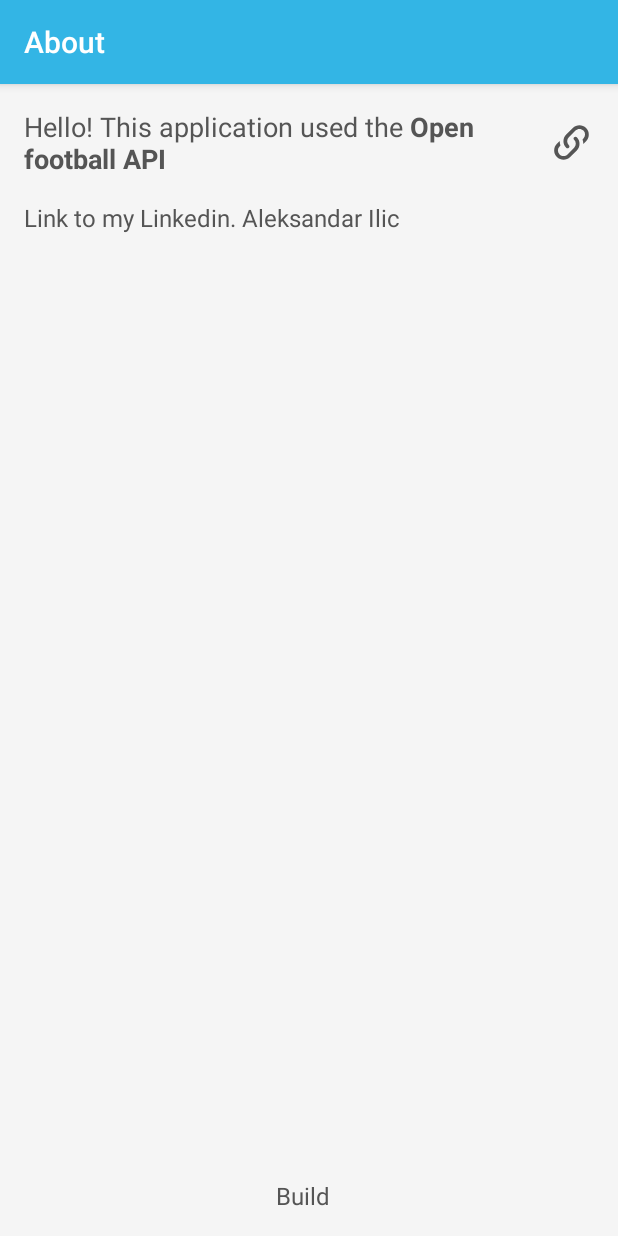
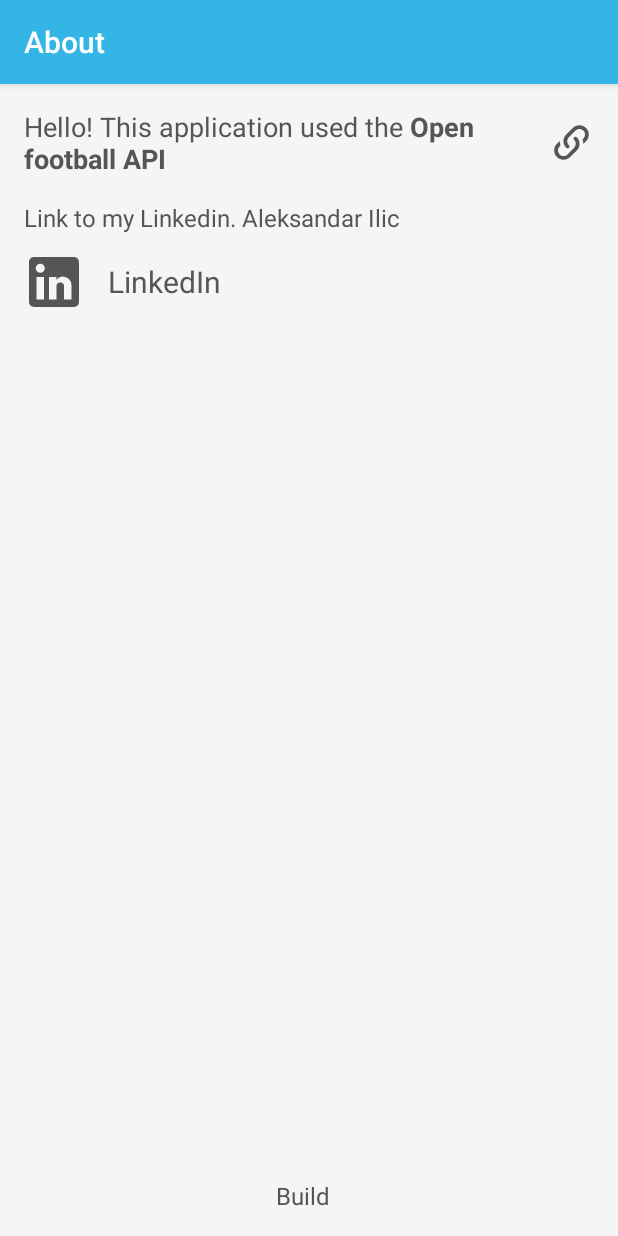
Before and after one commit to acailic/LeagueReporter, an Android app: the fragment FragmentAbout placed in its activity, on a phone screen of 412 x 824 dp. Run offline under Robolectric (Android 15) with nearby library versions, the phone set to English and light mode, and no system bars.

Commit message:
Fix bug on about. New apk files.

```diff
--- a/mobile/src/main/res/layout-land/fragment_about.xml
+++ b/mobile/src/main/res/layout-land/fragment_about.xml
@@ -1,6 +1,5 @@
 <?xml version="1.0" encoding="utf-8"?>
 <RelativeLayout
-	xmlns:ads="http://schemas.android.com/apk/res-auto"
 	xmlns:android="http://schemas.android.com/apk/res/android"
 	xmlns:tools="http://schemas.android.com/tools"
 	android:layout_width="match_parent"
@@ -83,7 +82,6 @@
 			android:layout_width="wrap_content"
 			android:layout_height="wrap_content"
 			tools:text="0.0"/>
-
 	</LinearLayout>
 
 </RelativeLayout>
--- a/mobile/src/main/res/layout/fragment_about.xml
+++ b/mobile/src/main/res/layout/fragment_about.xml
@@ -45,6 +45,14 @@
 		android:layout_alignParentEnd="true"
 		android:layout_height="wrap_content"/>
 
+	<ListView
+		android:id="@+id/list_view"
+		android:layout_width="wrap_content"
+		android:layout_height="wrap_content"
+		android:layout_below="@id/links"
+		android:paddingBottom="8dp"
+		android:paddingTop="8dp"/>
+
 
 	<LinearLayout
 		android:id="@+id/version_layout"
```
Also changed, not shown: 3 other files.
